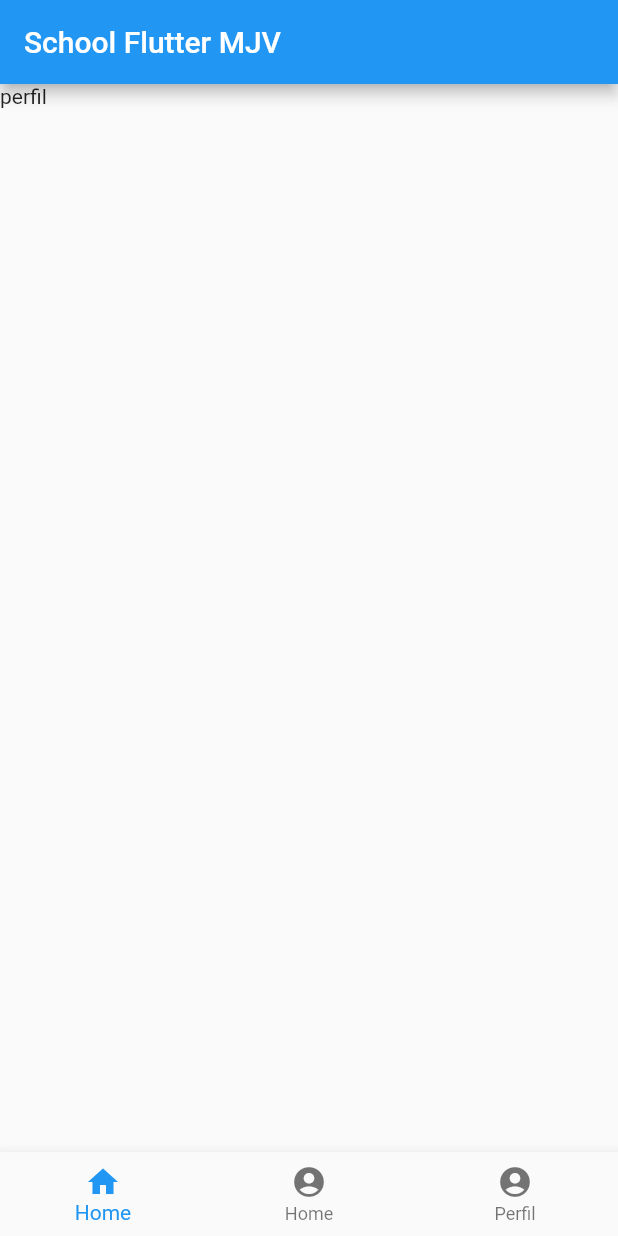
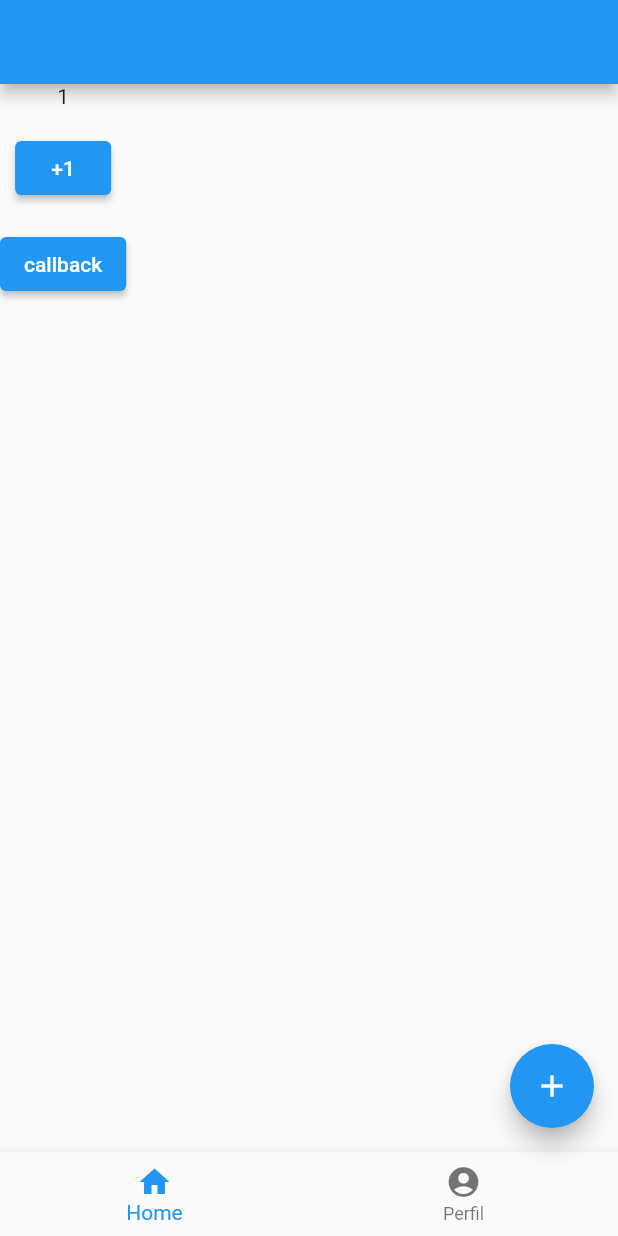
Before and after one commit to correa96cl/projeto_flutter, a Flutter app: the screen it shows after launch, on a phone screen of 412 x 824 dp. Run offline on Flutter 3.47's test engine with Material 2 defaults, Android fonts, the phone set to English and light mode, and no system bars.

Commit message:
Commit de uma nova aula do Flutter pela MJV

```diff
--- /dev/null
+++ b/lib/components/app_bar_component.dart
@@ -0,0 +1,18 @@
+import 'package:flutter/material.dart';
+
+class AppBarComponent extends StatelessWidget implements PreferredSizeWidget {
+  final String titulo;
+  const AppBarComponent({super.key, this.titulo = ""});
+
+  static Size get size => const Size.fromHeight(kToolbarHeight);
+
+  @override
+  Size get preferredSize => const Size.fromHeight(kToolbarHeight);
+
+  @override
+  Widget build(BuildContext context) {
+    return AppBar(
+      title: Text(titulo),
+    );
+  }
+}
--- /dev/null
+++ b/lib/pages/home/abas/afazes_tab.dart
@@ -0,0 +1,51 @@
+import 'package:flutter/material.dart';
+import 'package:projeto_flutter/components/space_component.dart';
+
+class AfazeresTab extends StatefulWidget {
+  final int valorInicial;
+  final void Function(int tabIndx)? callback;
+  const AfazeresTab({super.key, required this.valorInicial, this.callback});
+
+  @override
+  State createState() => _AfazeresTab();
+}
+
+class _AfazeresTab extends State<AfazeresTab> {
+  late int acumulador = 1;
+
+  void sumarMaisUm() {
+    setState(() {
+      acumulador++;
+    });
+  }
+
+  void handleCallback() {
+    if (widget.callback != null) {
+      widget.callback!(1);
+    }
+  }
+
+  @override
+  void initState() {
+    acumulador = 1;
+
+    super.initState();
+  }
+
+  buscarDados() async {
+    //await service.fetch();
+  }
+
+  @override
+  Widget build(BuildContext context) {
+    return Column(
+      children: [
+        Text('$acumulador'),
+        const SpacerComponent(),
+        ElevatedButton(onPressed: sumarMaisUm, child: const Text('+1')),
+        const SpacerComponent(),
+        ElevatedButton(onPressed: handleCallback, child: const Text('callback'))
+      ],
+    );
+  }
+}
--- a/lib/pages/home/home_page.dart
+++ b/lib/pages/home/home_page.dart
@@ -1,31 +1,59 @@
 import 'package:flutter/material.dart';
+import 'package:projeto_flutter/components/app_bar_component.dart';
+import 'package:projeto_flutter/pages/home/abas/afazes_tab.dart';
+import 'package:projeto_flutter/pages/home/abas/perfil_tab.dart';
 
-class Homepage extends StatelessWidget {
+class Homepage extends StatefulWidget {
   const Homepage({super.key});
 
   @override
+  State createState() => _Homepage();
+}
+
+class _Homepage extends State<Homepage> {
+  late int abaSeleccionada;
+
+  void handleTab(int tabIdx) {
+    setState(() {
+      abaSeleccionada = tabIdx;
+    });
+  }
+
+  @override
+  void initState() {
+    abaSeleccionada = 0;
+    super.initState();
+  }
+
+  @override
   Widget build(BuildContext context) {
-
     final List<BottomNavigationBarItem> _abas = [
-       const BottomNavigationBarItem(icon: Icon(Icons.home), label: 'Home'),
-      const BottomNavigationBarItem(icon: Icon(Icons.account_circle), label: 'Home'),
-            const BottomNavigationBarItem(icon: Icon(Icons.account_circle), label: 'Perfil')
-
+      const BottomNavigationBarItem(icon: Icon(Icons.home), label: 'Home'),
+      const BottomNavigationBarItem(
+          icon: Icon(Icons.account_circle), label: 'Perfil'),
     ];
 
-
     final List<Widget> _conteudos = [
-      const Text('home'),
-      const Text('perfil'),
-      const Text('Produto')
+      AfazeresTab(
+        valorInicial: 0,
+        callback: handleTab,
+      ),
+      const PerfilTab()
     ];
 
     return Scaffold(
-      appBar: AppBar(title: Text('School Flutter MJV')),
-      body: _conteudos.elementAt(1),
+      appBar: const AppBarComponent(),
+      body: _conteudos.elementAt(abaSeleccionada),
       bottomNavigationBar: BottomNavigationBar(
-        currentIndex: 0,
+        onTap: handleTab,
+        currentIndex: abaSeleccionada,
         items: _abas,
+      ),
+      floatingActionButton: FloatingActionButton(
+        onPressed: (){
+          handleTab(1);
+        },
+        child: const Icon(Icons.add),
       ),
     );
   }
```
